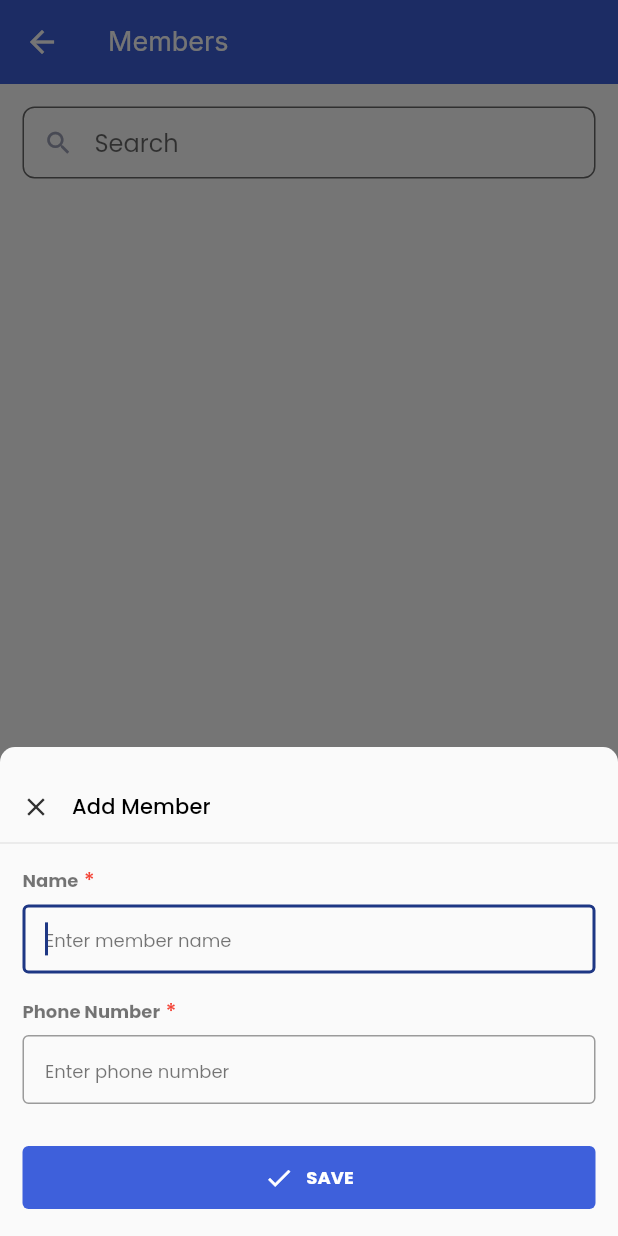
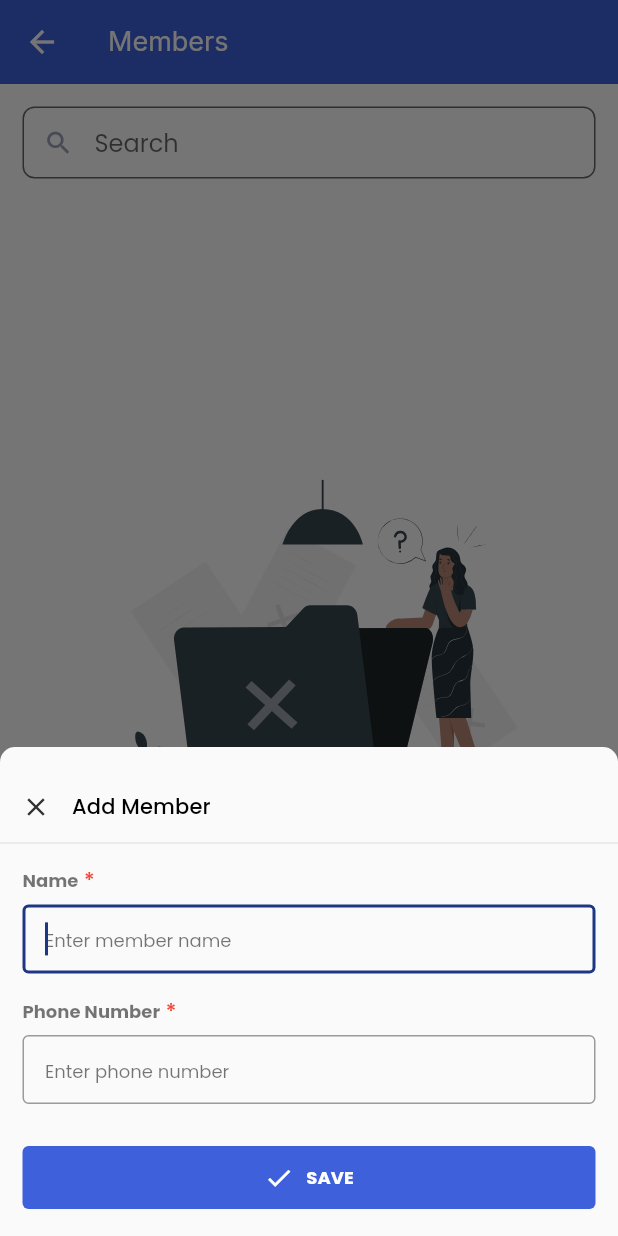
Before and after one commit to rifathossain82/club-cash, a Flutter app: the MemberListPage screen opened directly, after a tap on "ADD MANUALLY", on a phone screen of 412 x 824 dp. Run offline on Flutter 3.47's test engine with Material 2 defaults, Android fonts, the phone set to English and light mode, and no system bars; our stand-ins replace cloud_firestore, connectivity_plus, contacts_service, dropdown_search, firebase_core, flutter_svg and 7 more; accounts and stored records are empty.

Commit message:
fix: member module

```diff
--- a/lib/src/core/widgets/k_icon_button.dart
+++ b/lib/src/core/widgets/k_icon_button.dart
@@ -13,6 +13,7 @@ class KIconButton extends StatelessWidget {
     this.bgColor,
     this.height,
     this.width,
+    this.textStyle,
     this.isLoading = false,
   }) : super(key: key);
 
@@ -23,6 +24,7 @@ class KIconButton extends StatelessWidget {
   final Color? bgColor;
   final double? height;
   final double? width;
+  final TextStyle? textStyle;
   final bool isLoading;
 
   @override
@@ -52,7 +54,7 @@ class KIconButton extends StatelessWidget {
                 Flexible(
                   child: Text(
                     title,
-                    style: context.buttonTextStyle,
+                    style: textStyle ?? context.buttonTextStyle,
                   ),
                 ),
               ],
--- a/lib/src/features/home/view/pages/cash_in_transaction_add_update_page.dart
+++ b/lib/src/features/home/view/pages/cash_in_transaction_add_update_page.dart
@@ -1,5 +1,6 @@
 import 'package:club_cash/src/core/enums/app_enum.dart';
 import 'package:club_cash/src/core/extensions/string_extension.dart';
+import 'package:club_cash/src/core/helpers/logger.dart';
 import 'package:club_cash/src/core/helpers/validators.dart';
 import 'package:club_cash/src/core/routes/routes.dart';
 import 'package:club_cash/src/core/utils/color.dart';
@@ -150,6 +151,7 @@ class _TransactionAddUpdatePageState
                   if(result is MemberModel){
                     setState(() {
                       selectedMember = result;
+                      Log.info(selectedMember?.id ?? '');
                     });
                   }
                 },
--- a/lib/src/features/member/controller/member_controller.dart
+++ b/lib/src/features/member/controller/member_controller.dart
@@ -1,20 +1,16 @@
 import 'package:cloud_firestore/cloud_firestore.dart';
 import 'package:club_cash/src/core/helpers/logger.dart';
-import 'package:club_cash/src/core/services/permission_manager.dart';
 import 'package:club_cash/src/core/services/snack_bar_services.dart';
 import 'package:club_cash/src/core/utils/color.dart';
 import 'package:club_cash/src/features/member/model/member_model.dart';
-import 'package:contacts_service/contacts_service.dart';
 import 'package:get/get.dart';
 
 class MemberController extends GetxController {
   var isLoadingMemberList = false.obs;
-  var isLoadingContactList = false.obs;
   var isAddingMember = false.obs;
   var isUpdatingMember = false.obs;
   var isDeletingMember = false.obs;
   var memberList = <MemberModel>[].obs;
-  var contactList = <MemberModel>[].obs;
 
   final _memberCollection = FirebaseFirestore.instance.collection('members');
 
@@ -46,38 +42,6 @@ class MemberController extends GetxController {
     }
   }
 
-  Future<void> getContactList() async {
-    try {
-      isLoadingContactList(true);
-      contactList.value = [];
-
-      if (await PermissionManager.requestContactPermission()) {
-        /// Get all contacts without thumbnail (faster)
-        List<Contact> contacts = await ContactsService.getContacts(
-          withThumbnails: false,
-        );
-
-        contactList.value = contacts
-            .map((contact) => MemberModel(
-                  name: contact.displayName ?? '',
-                  phone: contact.phones?.isNotEmpty ?? false
-                      ? contact.phones!.first.value
-                      : '',
-                ))
-            .toList();
-      }
-    } catch (e, stackTrace) {
-      Log.error('$e', stackTrace: stackTrace);
-
-      SnackBarService.showSnackBar(
-        message: e.toString(),
-        bgColor: failedColor,
-      );
-    } finally {
-      isLoadingContactList(false);
-    }
-  }
-
   Future<bool> isDuplicateMember(dynamic phone) async {
     try {
       final querySnapshot =
@@ -95,18 +59,15 @@ class MemberController extends GetxController {
       isAddingMember(true);
 
       if (await isDuplicateMember(member.phone)) {
-        SnackBarService.showSnackBar(
-          message: "Phone number already exists!",
-          bgColor: failedColor,
-        );
-      } else {
+        throw "Phone number already exists!";
+      }
+
       await _memberCollection.add(member.toJson());
       getMemberList();
       SnackBarService.showSnackBar(
         message: "Member added successfully!",
         bgColor: successColor,
       );
-      }
     } catch (e, stackTrace) {
       Log.error('$e', stackTrace: stackTrace);
 
@@ -120,24 +81,24 @@ class MemberController extends GetxController {
   }
 
   Future<void> updateMember({
+    required String? oldPhoneNumber,
     required MemberModel member,
   }) async {
     try {
       isUpdatingMember(true);
 
+      if (oldPhoneNumber != member.phone) {
         if (await isDuplicateMember(member.phone)) {
-        SnackBarService.showSnackBar(
-          message: "Phone number already exists!",
-          bgColor: failedColor,
-        );
-      } else {
+          throw "Phone number already exists!";
+        }
+      }
+
       await _memberCollection.doc(member.id).update(member.toJson());
       getMemberList();
       SnackBarService.showSnackBar(
         message: "Member updated successfully!",
         bgColor: successColor,
       );
-      }
     } catch (e, stackTrace) {
       Log.error('$e', stackTrace: stackTrace);
 
--- a/lib/src/features/member/view/pages/member_list_page.dart
+++ b/lib/src/features/member/view/pages/member_list_page.dart
@@ -5,6 +5,7 @@ import 'package:club_cash/src/core/widgets/k_box_shadow.dart';
 import 'package:club_cash/src/core/widgets/k_icon_button.dart';
 import 'package:club_cash/src/core/widgets/k_search_field.dart';
 import 'package:club_cash/src/features/member/controller/member_controller.dart';
+import 'package:club_cash/src/features/member/model/member_model.dart';
 import 'package:club_cash/src/features/member/view/widgets/member_add_update_bottom_sheet.dart';
 import 'package:club_cash/src/features/member/view/widgets/member_list_widget.dart';
 import 'package:contacts_service/contacts_service.dart';
@@ -30,9 +31,7 @@ class _MemberPickerPageState extends State<MemberListPage> {
   @override
   void initState() {
     super.initState();
-    memberController
-      ..getMemberList()
-      ..getContactList();
+    memberController.getMemberList();
   }
 
   @override
@@ -67,14 +66,17 @@ class _MemberPickerPageState extends State<MemberListPage> {
     );
   }
 
-
   void _onAddFromContact() async {
     var result = await Get.toNamed(RouteGenerator.selectableContactList);
 
-    if(result is Contact){
+    if (result is Contact) {
       await memberAddUpdateBottomSheet(
         context: context,
         formStatus: FormStatus.add,
+        existingMember: MemberModel(
+          name: "${result.displayName}",
+          phone: "${result.phones?.first.value}"
+        )
       );
     }
   }
@@ -112,7 +114,7 @@ class _BottomNavigationBar extends StatelessWidget {
             child: KIconButton(
               onPressed: onAddFromContact,
               iconData: Icons.contacts_outlined,
-              title: "Select Contact".toUpperCase(),
+              title: "Add Contact".toUpperCase(),
               bgColor: kGreen,
             ),
           ),
--- a/lib/src/features/member/view/widgets/member_add_update_bottom_sheet.dart
+++ b/lib/src/features/member/view/widgets/member_add_update_bottom_sheet.dart
@@ -140,6 +140,7 @@ class _MemberAddUpdateFormState extends State<MemberAddUpdateForm> {
                             if (widget.formStatus == FormStatus.update) {
                               _memberController
                                   .updateMember(
+                                    oldPhoneNumber: widget.existingMember?.phone,
                                     member: MemberModel(
                                       id: widget.existingMember?.id,
                                       name: _nameTextController.text.trim(),
--- a/lib/src/features/member/view/widgets/member_list_widget.dart
+++ b/lib/src/features/member/view/widgets/member_list_widget.dart
@@ -1,5 +1,5 @@
+import 'package:club_cash/src/core/widgets/failure_widget_builder.dart';
 import 'package:club_cash/src/core/widgets/k_custom_loader.dart';
-import 'package:club_cash/src/core/widgets/title_text_widget.dart';
 import 'package:club_cash/src/features/member/controller/member_controller.dart';
 import 'package:club_cash/src/features/member/view/widgets/member_item_widget.dart';
 import 'package:flutter/material.dart';
@@ -17,46 +17,36 @@ class MemberListWidget extends StatelessWidget {
   Widget build(BuildContext context) {
     final memberController = Get.find<MemberController>();
     return Obx(() {
-      return memberController.isLoadingMemberList.value ||
-              memberController.isLoadingContactList.value
+      return memberController.isLoadingMemberList.value
           ? const KCustomLoader()
-          : _AddedMemberList(
+          : memberController.memberList.isEmpty
+              ? const FailureWidgetBuilder()
+              : _MemberList(
                   isSelectable: isSelectable,
+                  memberController: memberController,
                 );
     });
   }
 }
 
-class _AddedMemberList extends StatelessWidget {
+class _MemberList extends StatelessWidget {
   final bool isSelectable;
+  final MemberController memberController;
 
-  const _AddedMemberList({
+  const _MemberList({
     required this.isSelectable,
+    required this.memberController,
   });
 
   @override
   Widget build(BuildContext context) {
-    final memberController = Get.find<MemberController>();
-    return Obx(() {
-      return memberController.memberList.isEmpty
-          ? const SizedBox.shrink()
-          : ListView(
-              children: [
-                const TitleTextWidget(title: "Added Members : "),
-                ListView.separated(
-                  shrinkWrap: true,
-                  physics: const NeverScrollableScrollPhysics(),
+    return ListView.separated(
       itemCount: memberController.memberList.length,
       itemBuilder: (context, index) => MemberItemWidget(
         data: memberController.memberList[index],
         isSelectable: isSelectable,
-                    isEditable: true,
       ),
-                  separatorBuilder: (context, index) =>
-                      const Divider(height: 0),
-                ),
-              ],
+      separatorBuilder: (context, index) => const Divider(height: 0),
     );
-    });
   }
 }
```
Also changed, not shown: lib/src/features/member/view/widgets/member_item_widget.dart (+3 -13 lines). Lines whose indentation alone changed are shown as unchanged.
